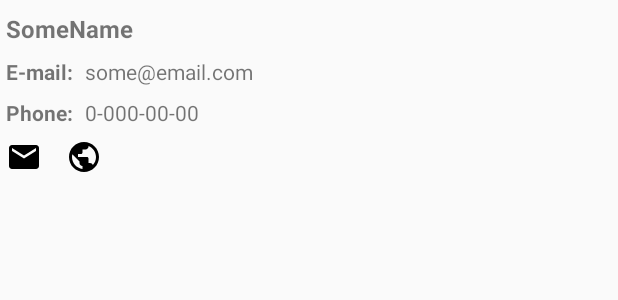
After one commit to IamDmitriy/TestAppArcanite, an Android app: the layout user_item.xml on its own in the app's theme, with its tools: preview values and no code run, on a phone screen of 412 x 824 dp. The commit adds this screen. Shown: the top 300 px of the screen. Run offline under Robolectric (Android 15) with nearby library versions, the phone set to English and light mode, and no system bars; network calls fail.

Commit message:
Display of expandable list of users and their posts implemented

```diff
--- a/app/build.gradle
+++ b/app/build.gradle
@@ -29,6 +29,7 @@ dependencies {
     implementation 'androidx.appcompat:appcompat:1.2.0'
     implementation 'androidx.core:core-ktx:1.3.2'
     implementation 'androidx.constraintlayout:constraintlayout:2.0.2'
+    implementation 'androidx.cardview:cardview:1.0.0'
     testImplementation 'junit:junit:4.12'
     androidTestImplementation 'androidx.test.ext:junit:1.1.2'
     androidTestImplementation 'androidx.test.espresso:espresso-core:3.3.0'
@@ -38,4 +39,5 @@ dependencies {
 
     implementation 'org.jetbrains.kotlinx:kotlinx-coroutines-core:1.3.7'
     implementation 'org.jetbrains.kotlinx:kotlinx-coroutines-android:1.3.5'
+    implementation 'androidx.recyclerview:recyclerview:1.1.0'
 }
--- a/app/src/main/AndroidManifest.xml
+++ b/app/src/main/AndroidManifest.xml
@@ -9,7 +9,7 @@
         android:roundIcon="@mipmap/ic_launcher_round"
         android:supportsRtl="true"
         android:theme="@style/AppTheme">
-        <activity android:name=".MainActivity">
+        <activity android:name=".FeedActivity">
             <intent-filter>
                 <action android:name="android.intent.action.MAIN" />
 
--- /dev/null
+++ b/app/src/main/res/drawable/ic_email_active.xml
@@ -0,0 +1,9 @@
+<vector xmlns:android="http://schemas.android.com/apk/res/android"
+    android:width="24dp"
+    android:height="24dp"
+    android:viewportWidth="24"
+    android:viewportHeight="24">
+  <path
+      android:fillColor="#FF000000"
+      android:pathData="M20,4L4,4c-1.1,0 -1.99,0.9 -1.99,2L2,18c0,1.1 0.9,2 2,2h16c1.1,0 2,-0.9 2,-2L22,6c0,-1.1 -0.9,-2 -2,-2zM20,8l-8,5 -8,-5L4,6l8,5 8,-5v2z"/>
+</vector>
--- /dev/null
+++ b/app/src/main/res/drawable/ic_link_active.xml
@@ -0,0 +1,9 @@
+<vector xmlns:android="http://schemas.android.com/apk/res/android"
+    android:width="24dp"
+    android:height="24dp"
+    android:viewportWidth="24.0"
+    android:viewportHeight="24.0">
+    <path
+        android:fillColor="#FF000000"
+        android:pathData="M12,2C6.48,2 2,6.48 2,12s4.48,10 10,10 10,-4.48 10,-10S17.52,2 12,2zM11,19.93c-3.95,-0.49 -7,-3.85 -7,-7.93 0,-0.62 0.08,-1.21 0.21,-1.79L9,15v1c0,1.1 0.9,2 2,2v1.93zM17.9,17.39c-0.26,-0.81 -1,-1.39 -1.9,-1.39h-1v-3c0,-0.55 -0.45,-1 -1,-1L8,12v-2h2c0.55,0 1,-0.45 1,-1L11,7h2c1.1,0 2,-0.9 2,-2v-0.41c2.93,1.19 5,4.06 5,7.41 0,2.08 -0.8,3.97 -2.1,5.39z" />
+</vector>
--- /dev/null
+++ b/app/src/main/res/layout/user_item.xml
@@ -0,0 +1,79 @@
+<?xml version="1.0" encoding="utf-8"?>
+<androidx.constraintlayout.widget.ConstraintLayout xmlns:android="http://schemas.android.com/apk/res/android"
+    xmlns:app="http://schemas.android.com/apk/res-auto"
+    xmlns:tools="http://schemas.android.com/tools"
+    android:layout_width="match_parent"
+    android:layout_height="wrap_content"
+    android:padding="4dp"
+    android:layout_marginTop="4dp"
+    android:layout_gravity="top"
+    android:descendantFocusability="blocksDescendants">
+
+    <TextView
+        android:id="@+id/tvName"
+        android:layout_width="wrap_content"
+        android:layout_height="wrap_content"
+        app:layout_constraintStart_toStartOf="parent"
+        app:layout_constraintTop_toTopOf="parent"
+        tools:text="SomeName"
+        android:textSize="16sp"
+        android:textStyle="bold"/>
+
+    <TextView
+        android:id="@+id/tvEmailLabel"
+        android:layout_width="wrap_content"
+        android:layout_height="wrap_content"
+        android:layout_marginTop="8dp"
+        android:text="@string/e_mail_label"
+        app:layout_constraintStart_toStartOf="parent"
+        app:layout_constraintTop_toBottomOf="@id/tvName"
+        android:textStyle="bold"/>
+
+    <TextView
+        android:id="@+id/tvEmail"
+        android:layout_width="wrap_content"
+        android:layout_height="wrap_content"
+        android:layout_marginStart="8dp"
+        app:layout_constraintStart_toEndOf="@id/tvEmailLabel"
+        app:layout_constraintTop_toTopOf="@id/tvEmailLabel"
+        tools:text="some@email.com" />
+
+    <TextView
+        android:id="@+id/tvPhoneLabel"
+        android:layout_width="wrap_content"
+        android:layout_height="wrap_content"
+        android:layout_marginTop="8dp"
+        android:text="@string/phone_label"
+        app:layout_constraintStart_toStartOf="parent"
+        app:layout_constraintTop_toBottomOf="@id/tvEmailLabel"
+        android:textStyle="bold"/>
+
+    <TextView
+        android:id="@+id/tvPhone"
+        android:layout_width="wrap_content"
+        android:layout_height="wrap_content"
+        android:layout_marginStart="8dp"
+        app:layout_constraintStart_toEndOf="@id/tvPhoneLabel"
+        app:layout_constraintTop_toTopOf="@id/tvPhoneLabel"
+        tools:text="0-000-00-00" />
+
+    <ImageButton
+        android:id="@+id/btnLink"
+        android:layout_width="wrap_content"
+        android:layout_height="wrap_content"
+        android:layout_marginStart="16dp"
+        android:background="@android:color/transparent"
+        app:layout_constraintStart_toEndOf="@+id/btnSendEmail"
+        app:layout_constraintTop_toTopOf="@+id/btnSendEmail"
+        app:srcCompat="@drawable/ic_link_active" />
+
+    <ImageButton
+        android:id="@+id/btnSendEmail"
+        android:layout_width="wrap_content"
+        android:layout_height="wrap_content"
+        android:layout_marginTop="8dp"
+        android:background="@android:color/transparent"
+        app:layout_constraintStart_toStartOf="parent"
+        app:layout_constraintTop_toBottomOf="@+id/tvPhoneLabel"
+        app:srcCompat="@drawable/ic_email_active" />
+</androidx.constraintlayout.widget.ConstraintLayout>
--- a/app/src/main/res/values/strings.xml
+++ b/app/src/main/res/values/strings.xml
@@ -1,3 +1,9 @@
 <resources>
     <string name="app_name">TestAppArcanite</string>
+    <string name="e_mail_label">E-mail: </string>
+    <string name="phone_label">Phone: </string>
+    <string name="hello">Hello!</string>
+    <string name="choose_email_client">Choose email client:</string>
+    <string name="email_client_not_selected">Email client not selected...</string>
+    <string name="email_from">Email from</string>
 </resources>
```
Also changed, not shown: app/src/main/java/com/easyapps/testapparcanite/FeedActivity.kt (renamed from app/src/main/java/com/easyapps/testapparcanite/MainActivity.kt, +7 -2 lines), app/src/main/java/com/easyapps/testapparcanite/UserAdapter.kt (added, +136 -0 lines), app/src/main/res/drawable/line.xml (added, +8 -0 lines), app/src/main/res/layout/activity_main.xml (+16 -10 lines), app/src/main/res/layout/post_item.xml (added, +36 -0 lines).
